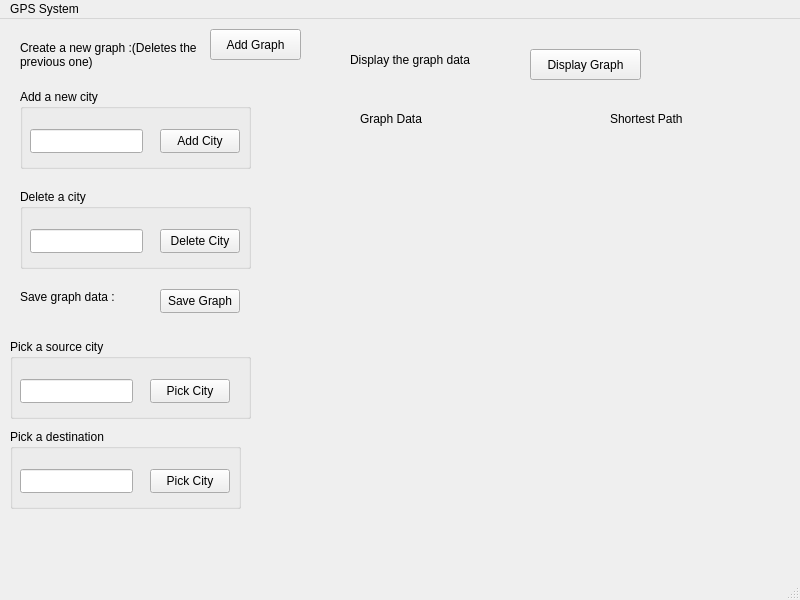
This is Project/gps_system.ui in Yara-5/CS-Lab-Project as Qt 5 draws it before an edit. The edited form follows.
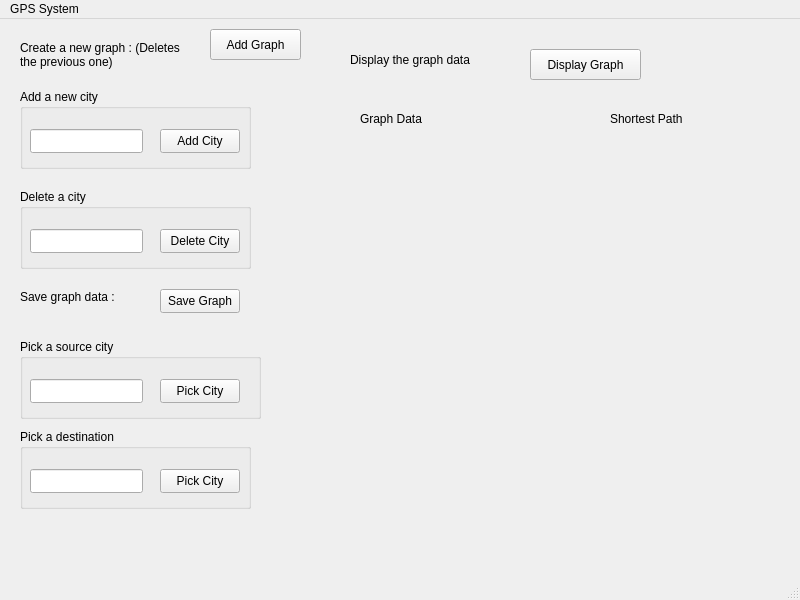
This is the edited form.

```diff
--- a/Project/gps_system.ui
+++ b/Project/gps_system.ui
@@ -117,12 +117,12 @@
      <rect>
       <x>20</x>
       <y>10</y>
-      <width>181</width>
+      <width>171</width>
       <height>51</height>
      </rect>
     </property>
     <property name="text">
-     <string>Create a new graph :(Deletes the previous one)</string>
+     <string>Create a new graph : (Deletes the previous one)</string>
     </property>
     <property name="wordWrap">
      <bool>true</bool>
@@ -186,7 +186,7 @@
    <widget class="QGroupBox" name="AddingSource">
     <property name="geometry">
      <rect>
-      <x>10</x>
+      <x>20</x>
       <y>320</y>
       <width>241</width>
       <height>80</height>
@@ -222,7 +222,7 @@
    <widget class="QGroupBox" name="AddDestination">
     <property name="geometry">
      <rect>
-      <x>10</x>
+      <x>20</x>
       <y>410</y>
       <width>231</width>
       <height>80</height>
```
Left out of the diff: 2 changed lines with no effect on the pictures.
